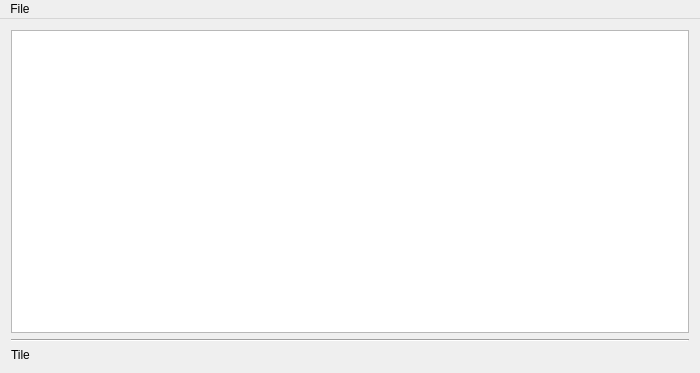
Astral-C/CastleCrasher, file mainwindow.ui: the form before one commit.
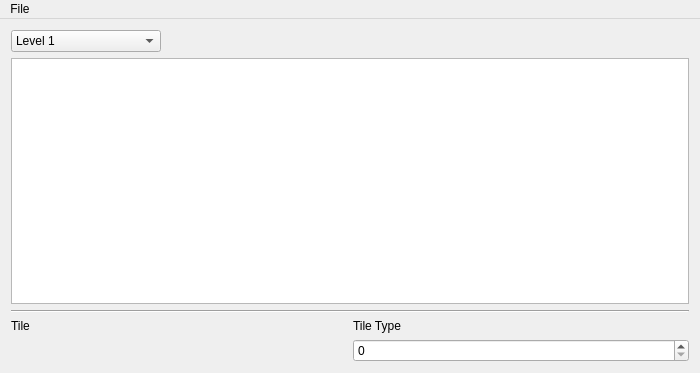
The form after the commit. Icons and pictures are not drawn.

What changed in the file:
```diff
--- a/mainwindow.ui
+++ b/mainwindow.ui
@@ -25,6 +25,57 @@
   </property>
   <widget class="QWidget" name="centralWidget">
    <layout class="QVBoxLayout" name="verticalLayout">
+    <item>
+     <layout class="QHBoxLayout" name="horizontalLayout">
+      <property name="leftMargin">
+       <number>0</number>
+      </property>
+      <property name="topMargin">
+       <number>0</number>
+      </property>
+      <item>
+       <widget class="QComboBox" name="comboBox">
+        <property name="minimumSize">
+         <size>
+          <width>150</width>
+          <height>0</height>
+         </size>
+        </property>
+        <item>
+         <property name="text">
+          <string>Level 1</string>
+         </property>
+        </item>
+        <item>
+         <property name="text">
+          <string>Level 2</string>
+         </property>
+        </item>
+        <item>
+         <property name="text">
+          <string>Level 3</string>
+         </property>
+        </item>
+       </widget>
+      </item>
+      <item>
+       <spacer name="horizontalSpacer">
+        <property name="orientation">
+         <enum>Qt::Horizontal</enum>
+        </property>
+        <property name="sizeType">
+         <enum>QSizePolicy::MinimumExpanding</enum>
+        </property>
+        <property name="sizeHint" stdset="0">
+         <size>
+          <width>500</width>
+          <height>20</height>
+         </size>
+        </property>
+       </spacer>
+      </item>
+     </layout>
+    </item>
     <item>
      <widget class="QGraphicsView" name="graphicsView"/>
     </item>
@@ -36,16 +87,13 @@
      </widget>
     </item>
     <item>
-     <layout class="QFormLayout" name="tileDisplayForm">
-      <property name="horizontalSpacing">
-       <number>6</number>
-      </property>
-      <property name="verticalSpacing">
-       <number>6</number>
-      </property>
+     <layout class="QGridLayout" name="gridLayout">
       <property name="topMargin">
        <number>0</number>
       </property>
+      <property name="spacing">
+       <number>6</number>
+      </property>
       <item row="0" column="0">
        <widget class="QLabel" name="tileLbl">
         <property name="sizePolicy">
@@ -65,16 +113,23 @@
         </property>
        </widget>
       </item>
-      <item row="0" column="1">
+      <item row="1" column="0">
        <widget class="QLabel" name="tileImg">
         <property name="text">
          <string/>
         </property>
-        <property name="pixmap">
-         <pixmap>:/entrance/39.png</pixmap>
+       </widget>
+      </item>
+      <item row="0" column="1">
+       <widget class="QLabel" name="label">
+        <property name="text">
+         <string>Tile Type</string>
         </property>
        </widget>
       </item>
+      <item row="1" column="1">
+       <widget class="QSpinBox" name="tileType"/>
+      </item>
      </layout>
     </item>
    </layout>
```
